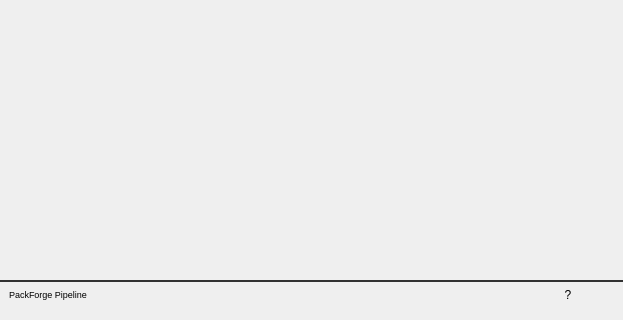
Old version of the form library/apps/ui/arUtil.ui in the repository elenagiuliani/Elena_PythonAdvanced; both pictures show x 0 to 623 and y 232 to 552 of the 623 by 552 pixel window.
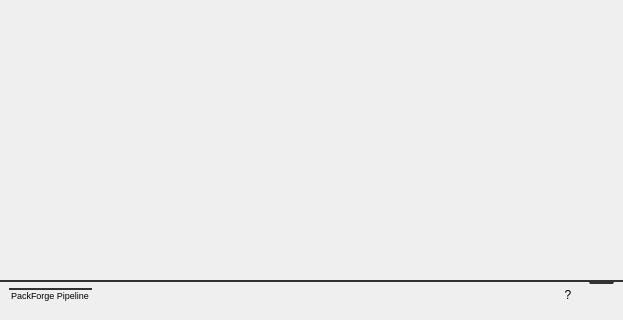
New version of the form. Icons and pictures are not drawn.

Patch:
```diff
--- a/library/apps/ui/arUtil.ui
+++ b/library/apps/ui/arUtil.ui
@@ -97,7 +97,7 @@
          </size>
         </property>
         <property name="styleSheet">
-         <string notr="true">QWidget { border: none;}</string>
+         <string notr="true"/>
         </property>
         <layout class="QGridLayout" name="gridLayout_2">
          <property name="leftMargin">
```
Left out of the diff: 1 changed line with no effect on the pictures.
